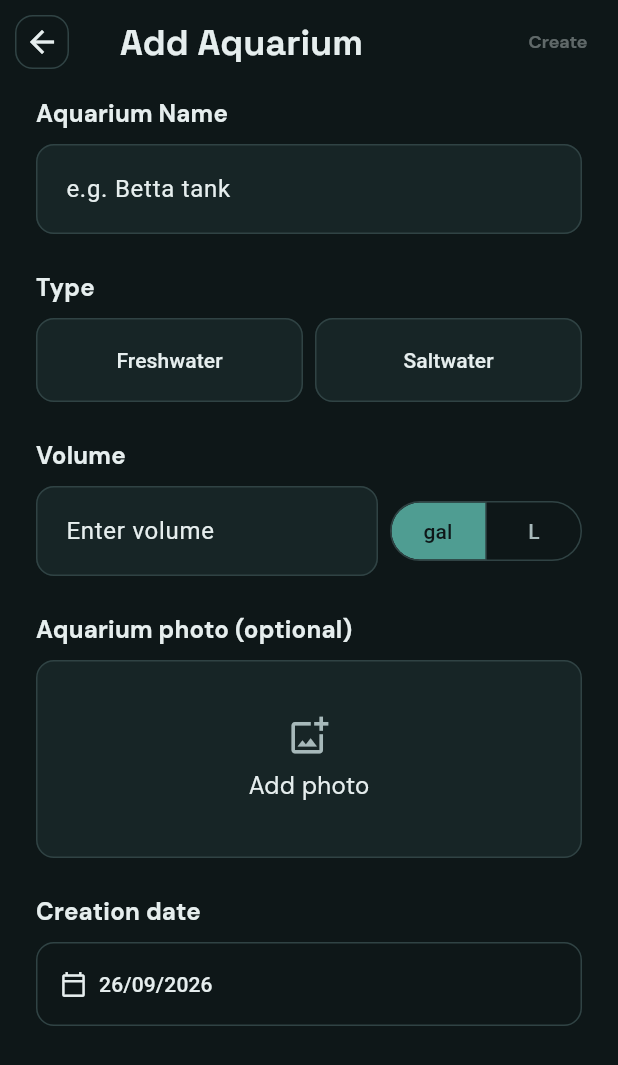
After one commit to vvnrzn/Vivari, a Flutter app: the AddAquariumScreen screen opened directly, on a phone screen of 412 x 824 dp. The commit adds this screen. Shown: the top 1065 px of the screen. Run offline on Flutter 3.47's test engine with Material 3 defaults, Android fonts, the phone set to English and light mode, and no system bars; our stand-ins replace device_preview, google_fonts, image_picker.

Commit message:
Added the Add/Edit Aquarium form

```diff
--- /dev/null
+++ b/lib/models/aquarium.dart
@@ -0,0 +1,28 @@
+enum AquariumType {
+  freshwater('Freshwater'),
+  saltwater('Saltwater');
+
+  const AquariumType(this.label);
+
+  final String label;
+}
+
+class Aquarium {
+  const Aquarium({
+    required this.name,
+    required this.type,
+    required this.volume,
+    required this.volumeUnit,
+    required this.createdAt,
+    this.photoPath,
+    this.pendingTasks = 0,
+  });
+
+  final String name;
+  final AquariumType type;
+  final double volume;
+  final String volumeUnit;
+  final DateTime createdAt;
+  final String? photoPath;
+  final int pendingTasks;
+}
--- /dev/null
+++ b/lib/screens/add_aquarium_screen.dart
@@ -0,0 +1,343 @@
+import 'dart:typed_data';
+
+import 'package:flutter/material.dart';
+import 'package:flutter/services.dart';
+import 'package:image_picker/image_picker.dart';
+
+import '../models/aquarium.dart';
+import '../theme/app_theme.dart';
+
+class AddAquariumScreen extends StatefulWidget {
+  const AddAquariumScreen({super.key});
+
+  @override
+  State<AddAquariumScreen> createState() => _AddAquariumScreenState();
+}
+
+class _AddAquariumScreenState extends State<AddAquariumScreen> {
+  final _nameController = TextEditingController();
+  final _volumeController = TextEditingController();
+  AquariumType? _type;
+  String _volumeUnit = 'gal';
+  DateTime _createdAt = DateTime.now();
+  XFile? _photo;
+  Future<Uint8List>? _photoBytes;
+
+  bool get _canCreate {
+    final name = _nameController.text.trim();
+    final volume = double.tryParse(_volumeController.text.trim());
+    return name.isNotEmpty && _type != null && volume != null && volume > 0;
+  }
+
+  @override
+  void dispose() {
+    _nameController.dispose();
+    _volumeController.dispose();
+    super.dispose();
+  }
+
+  void _createAquarium() {
+    final volume = double.parse(_volumeController.text.trim());
+    Navigator.of(context).pop(
+      Aquarium(
+        name: _nameController.text.trim(),
+        type: _type!,
+        volume: volume,
+        volumeUnit: _volumeUnit,
+        createdAt: _createdAt,
+        photoPath: _photo?.path,
+      ),
+    );
+  }
+
+  Future<void> _selectPhoto() async {
+    try {
+      final photo = await ImagePicker().pickImage(source: ImageSource.gallery);
+      if (photo != null && mounted) {
+        setState(() {
+          _photo = photo;
+          _photoBytes = photo.readAsBytes();
+        });
+      }
+    } on PlatformException catch (error) {
+      if (!mounted) return;
+      ScaffoldMessenger.of(context).showSnackBar(
+        SnackBar(content: Text('Unable to open photos: ${error.message}')),
+      );
+    }
+  }
+
+  Future<void> _selectDate() async {
+    final today = DateTime.now();
+    final selectedDate = await showDatePicker(
+      context: context,
+      initialDate: _createdAt,
+      firstDate: DateTime(1900),
+      lastDate: DateTime(today.year + 1),
+      builder: (context, child) => Theme(
+        data: Theme.of(context).copyWith(
+          colorScheme: Theme.of(context).colorScheme.copyWith(
+            primary: VivariColors.primary,
+            surface: VivariColors.surface,
+          ),
+        ),
+        child: child!,
+      ),
+    );
+    if (selectedDate != null && mounted) {
+      setState(() => _createdAt = selectedDate);
+    }
+  }
+
+  @override
+  Widget build(BuildContext context) {
+    return Scaffold(
+      appBar: AppBar(
+        title: const Text('Add Aquarium'),
+        actions: [
+          TextButton(
+            onPressed: _canCreate ? _createAquarium : null,
+            style: TextButton.styleFrom(
+              foregroundColor: _canCreate
+                  ? VivariColors.primary
+                  : VivariColors.textMuted,
+            ),
+            child: const Text('Create'),
+          ),
+          const SizedBox(width: AppSpacing.small),
+        ],
+      ),
+      body: Form(
+        child: ListView(
+          padding: const EdgeInsets.fromLTRB(
+            AppSpacing.screen,
+            AppSpacing.small,
+            AppSpacing.screen,
+            AppSpacing.large,
+          ),
+          children: [
+            _FieldLabel('Aquarium Name'),
+            const SizedBox(height: AppSpacing.small),
+            TextField(
+              controller: _nameController,
+              textCapitalization: TextCapitalization.words,
+              decoration: _inputDecoration('e.g. Betta tank'),
+              onChanged: (_) => setState(() {}),
+            ),
+            const SizedBox(height: AppSpacing.large),
+            _FieldLabel('Type'),
+            const SizedBox(height: AppSpacing.small),
+            Row(
+              children: [
+                for (final type in AquariumType.values) ...[
+                  if (type != AquariumType.values.first)
+                    const SizedBox(width: AppSpacing.small),
+                  Expanded(
+                    child: _AquariumTypeButton(
+                      type: type,
+                      selected: _type == type,
+                      onPressed: () => setState(() => _type = type),
+                    ),
+                  ),
+                ],
+              ],
+            ),
+            const SizedBox(height: AppSpacing.large),
+            _FieldLabel('Volume'),
+            const SizedBox(height: AppSpacing.small),
+            Row(
+              children: [
+                Expanded(
+                  child: TextField(
+                    controller: _volumeController,
+                    keyboardType: const TextInputType.numberWithOptions(
+                      decimal: true,
+                    ),
+                    inputFormatters: [
+                      FilteringTextInputFormatter.allow(RegExp(r'^\d*\.?\d*')),
+                    ],
+                    decoration: _inputDecoration('Enter volume'),
+                    onChanged: (_) => setState(() {}),
+                  ),
+                ),
+                const SizedBox(width: AppSpacing.small),
+                SegmentedButton<String>(
+                  segments: const [
+                    ButtonSegment(value: 'gal', label: Text('gal')),
+                    ButtonSegment(value: 'L', label: Text('L')),
+                  ],
+                  selected: {_volumeUnit},
+                  onSelectionChanged: (selected) =>
+                      setState(() => _volumeUnit = selected.first),
+                  showSelectedIcon: false,
+                  style: SegmentedButton.styleFrom(
+                    foregroundColor: VivariColors.textMuted,
+                    selectedForegroundColor: VivariColors.background,
+                    selectedBackgroundColor: VivariColors.primary,
+                    side: const BorderSide(color: VivariColors.border),
+                  ),
+                ),
+              ],
+            ),
+            const SizedBox(height: AppSpacing.large),
+            _FieldLabel('Aquarium photo (optional)'),
+            const SizedBox(height: AppSpacing.small),
+            _PhotoPicker(
+              photo: _photo,
+              photoBytes: _photoBytes,
+              onPressed: _selectPhoto,
+            ),
+            const SizedBox(height: AppSpacing.large),
+            _FieldLabel('Creation date'),
+            const SizedBox(height: AppSpacing.small),
+            OutlinedButton.icon(
+              onPressed: _selectDate,
+              icon: const Icon(Icons.calendar_today_outlined),
+              label: Text(_formatDate(_createdAt)),
+              style: OutlinedButton.styleFrom(
+                foregroundColor: VivariColors.textPrimary,
+                alignment: Alignment.centerLeft,
+                padding: const EdgeInsets.symmetric(
+                  horizontal: AppSpacing.medium,
+                  vertical: 18,
+                ),
+                side: const BorderSide(color: VivariColors.border),
+                shape: RoundedRectangleBorder(
+                  borderRadius: BorderRadius.circular(12),
+                ),
+              ),
+            ),
+          ],
+        ),
+      ),
+    );
+  }
+
+  InputDecoration _inputDecoration(String hint) => InputDecoration(
+    hintText: hint,
+    filled: true,
+    fillColor: VivariColors.surface,
+    contentPadding: const EdgeInsets.symmetric(
+      horizontal: AppSpacing.medium,
+      vertical: 18,
+    ),
+    border: OutlineInputBorder(
+      borderRadius: BorderRadius.circular(12),
+      borderSide: const BorderSide(color: VivariColors.border),
+    ),
+    enabledBorder: OutlineInputBorder(
+      borderRadius: BorderRadius.circular(12),
+      borderSide: const BorderSide(color: VivariColors.border),
+    ),
+  );
+}
+
+class _FieldLabel extends StatelessWidget {
+  const _FieldLabel(this.text);
+
+  final String text;
+
+  @override
+  Widget build(BuildContext context) {
+    return Text(text, style: Theme.of(context).textTheme.titleMedium);
+  }
+}
+
+class _AquariumTypeButton extends StatelessWidget {
+  const _AquariumTypeButton({
+    required this.type,
+    required this.selected,
+    required this.onPressed,
+  });
+
+  final AquariumType type;
+  final bool selected;
+  final VoidCallback onPressed;
+
+  @override
+  Widget build(BuildContext context) {
+    return OutlinedButton(
+      onPressed: onPressed,
+      style: OutlinedButton.styleFrom(
+        foregroundColor: selected
+            ? VivariColors.background
+            : VivariColors.textPrimary,
+        backgroundColor: selected ? VivariColors.primary : VivariColors.surface,
+        minimumSize: const Size(0, 56),
+        side: BorderSide(
+          color: selected ? VivariColors.primary : VivariColors.border,
+        ),
+        shape: RoundedRectangleBorder(borderRadius: BorderRadius.circular(12)),
+      ),
+      child: Text(type.label),
+    );
+  }
+}
+
+class _PhotoPicker extends StatelessWidget {
+  const _PhotoPicker({
+    required this.photo,
+    required this.photoBytes,
+    required this.onPressed,
+  });
+
+  final XFile? photo;
+  final Future<Uint8List>? photoBytes;
+  final VoidCallback onPressed;
+
+  @override
+  Widget build(BuildContext context) {
+    return InkWell(
+      onTap: onPressed,
+      borderRadius: BorderRadius.circular(12),
+      child: Container(
+        height: 132,
+        decoration: BoxDecoration(
+          color: VivariColors.surface,
+          border: Border.all(color: VivariColors.border),
+          borderRadius: BorderRadius.circular(12),
+        ),
+        clipBehavior: Clip.antiAlias,
+        child: photo == null
+            ? const Column(
+                mainAxisAlignment: MainAxisAlignment.center,
+                children: [
+                  Icon(Icons.add_photo_alternate_outlined, size: 28),
+                  SizedBox(height: AppSpacing.small),
+                  Text('Add photo'),
+                ],
+              )
+            : FutureBuilder<Uint8List>(
+                future: photoBytes,
+                builder: (context, snapshot) => Stack(
+                  fit: StackFit.expand,
+                  children: [
+                    if (snapshot.hasData)
+                      Image.memory(snapshot.data!, fit: BoxFit.cover)
+                    else if (snapshot.hasError)
+                      const Center(
+                        child: Text(
+                          'Could not load photo',
+                          style: TextStyle(color: VivariColors.textMuted),
+                        ),
+                      )
+                    else
+                      const Center(child: CircularProgressIndicator()),
+                    const Align(
+                      alignment: Alignment.bottomRight,
+                      child: Padding(
+                        padding: EdgeInsets.all(AppSpacing.small),
+                        child: Icon(Icons.edit, color: Colors.white),
+                      ),
+                    ),
+                  ],
+                ),
+              ),
+      ),
+    );
+  }
+}
+
+String _formatDate(DateTime date) =>
+    '${date.day.toString().padLeft(2, '0')}/'
+    '${date.month.toString().padLeft(2, '0')}/${date.year}';
--- a/lib/screens/aquarium_details_screen.dart
+++ b/lib/screens/aquarium_details_screen.dart
@@ -1,12 +1,21 @@
 import 'package:flutter/material.dart';
 
-import 'placeholder_screen.dart';
+import '../models/aquarium.dart';
 
 class AquariumDetailsScreen extends StatelessWidget {
-  const AquariumDetailsScreen({super.key});
+  const AquariumDetailsScreen({required this.aquarium, super.key});
+
+  final Aquarium aquarium;
 
   @override
   Widget build(BuildContext context) {
-    return const PlaceholderScreen(title: 'Aquarium Details');
+    return Scaffold(
+      body: Center(
+        child: Text(
+          '${aquarium.name} details are ready to be built.',
+          style: Theme.of(context).textTheme.bodyMedium,
+        ),
+      ),
+    );
   }
 }
--- a/pubspec.yaml
+++ b/pubspec.yaml
@@ -17,6 +17,7 @@ dependencies:
   # Lets you preview the app inside a phone frame while you develop in a
   # browser. It is switched off automatically in a release build.
   device_preview: ^1.3.1
+  image_picker: ^1.2.3
 
 dev_dependencies:
   flutter_test:
```
Also changed, not shown: lib/main.dart (+1 -6 lines), lib/screens/home_dashboard.dart (+183 -14 lines), pubspec.lock.
